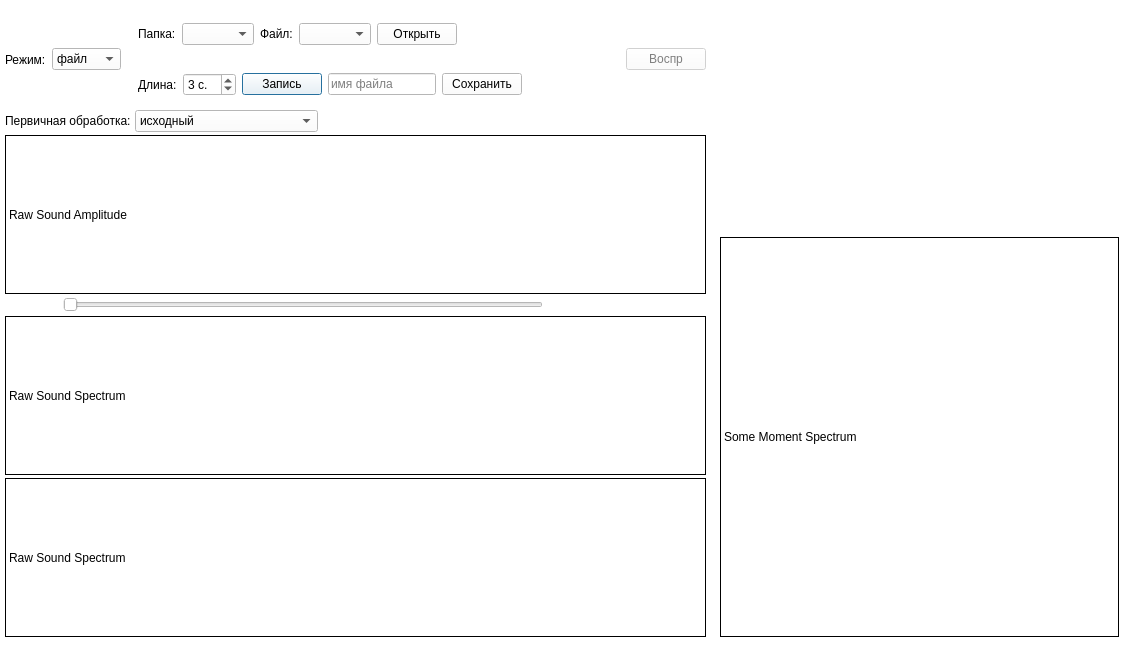
This is mainwindow.ui in AntonStark/fonoria as Qt 5 draws it before an edit. The edited form follows.
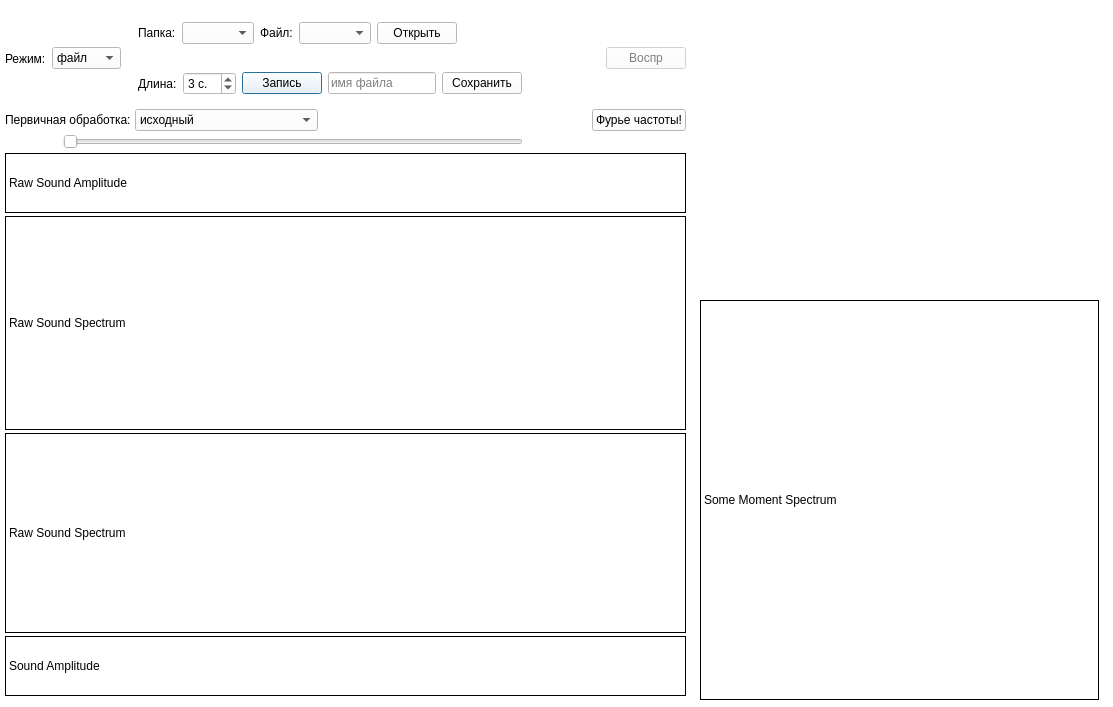
This is the edited form.

```diff
--- a/mainwindow.ui
+++ b/mainwindow.ui
@@ -6,8 +6,8 @@
    <rect>
     <x>0</x>
     <y>0</y>
-    <width>1134</width>
-    <height>645</height>
+    <width>1113</width>
+    <height>707</height>
    </rect>
   </property>
   <property name="sizePolicy">
@@ -445,9 +445,9 @@
     <property name="geometry">
      <rect>
       <x>0</x>
-      <y>1</y>
-      <width>711</width>
-      <height>641</height>
+      <y>0</y>
+      <width>691</width>
+      <height>701</height>
      </rect>
     </property>
     <layout class="QVBoxLayout" name="mainLayout">
@@ -715,38 +715,17 @@
          </property>
         </spacer>
        </item>
+       <item>
+        <widget class="QPushButton" name="btnFrFourier">
+         <property name="text">
+          <string>Фурье частоты!</string>
+         </property>
+        </widget>
+       </item>
       </layout>
      </item>
      <item>
-      <widget class="QLabel" name="lblRawAmplitude">
-       <property name="sizePolicy">
-        <sizepolicy hsizetype="Expanding" vsizetype="Expanding">
-         <horstretch>0</horstretch>
-         <verstretch>0</verstretch>
-        </sizepolicy>
-       </property>
-       <property name="maximumSize">
-        <size>
-         <width>16777215</width>
-         <height>16777215</height>
-        </size>
-       </property>
-       <property name="frameShape">
-        <enum>QFrame::Box</enum>
-       </property>
-       <property name="frameShadow">
-        <enum>QFrame::Plain</enum>
-       </property>
-       <property name="lineWidth">
-        <number>1</number>
-       </property>
-       <property name="text">
-        <string>Raw Sound Amplitude</string>
-       </property>
-      </widget>
-     </item>
-     <item>
-      <layout class="QHBoxLayout" name="horizontalLayout">
+      <layout class="QHBoxLayout" name="selectorLayout">
        <property name="sizeConstraint">
         <enum>QLayout::SetFixedSize</enum>
        </property>
@@ -813,6 +792,34 @@
        </item>
       </layout>
      </item>
+     <item>
+      <widget class="QLabel" name="lblRawAmplitude">
+       <property name="sizePolicy">
+        <sizepolicy hsizetype="Expanding" vsizetype="Expanding">
+         <horstretch>0</horstretch>
+         <verstretch>0</verstretch>
+        </sizepolicy>
+       </property>
+       <property name="maximumSize">
+        <size>
+         <width>16777215</width>
+         <height>60</height>
+        </size>
+       </property>
+       <property name="frameShape">
+        <enum>QFrame::Box</enum>
+       </property>
+       <property name="frameShadow">
+        <enum>QFrame::Plain</enum>
+       </property>
+       <property name="lineWidth">
+        <number>1</number>
+       </property>
+       <property name="text">
+        <string>Raw Sound Amplitude</string>
+       </property>
+      </widget>
+     </item>
      <item>
       <widget class="QLabel" name="lblRawSpectrum">
        <property name="sizePolicy">
@@ -824,7 +831,7 @@
        <property name="maximumSize">
         <size>
          <width>16777215</width>
-         <height>16777215</height>
+         <height>300</height>
         </size>
        </property>
        <property name="frameShape">
@@ -846,7 +853,7 @@
        <property name="maximumSize">
         <size>
          <width>16777215</width>
-         <height>16777215</height>
+         <height>200</height>
         </size>
        </property>
        <property name="frameShape">
@@ -857,13 +864,41 @@
        </property>
       </widget>
      </item>
+     <item>
+      <widget class="QLabel" name="lblAmplitude">
+       <property name="sizePolicy">
+        <sizepolicy hsizetype="Expanding" vsizetype="Expanding">
+         <horstretch>0</horstretch>
+         <verstretch>0</verstretch>
+        </sizepolicy>
+       </property>
+       <property name="maximumSize">
+        <size>
+         <width>16777215</width>
+         <height>60</height>
+        </size>
+       </property>
+       <property name="frameShape">
+        <enum>QFrame::Box</enum>
+       </property>
+       <property name="frameShadow">
+        <enum>QFrame::Plain</enum>
+       </property>
+       <property name="lineWidth">
+        <number>1</number>
+       </property>
+       <property name="text">
+        <string>Sound Amplitude</string>
+       </property>
+      </widget>
+     </item>
     </layout>
    </widget>
    <widget class="QLabel" name="lblMomentumSpectrum">
     <property name="geometry">
      <rect>
-      <x>720</x>
-      <y>237</y>
+      <x>700</x>
+      <y>300</y>
       <width>399</width>
       <height>400</height>
      </rect>
```
